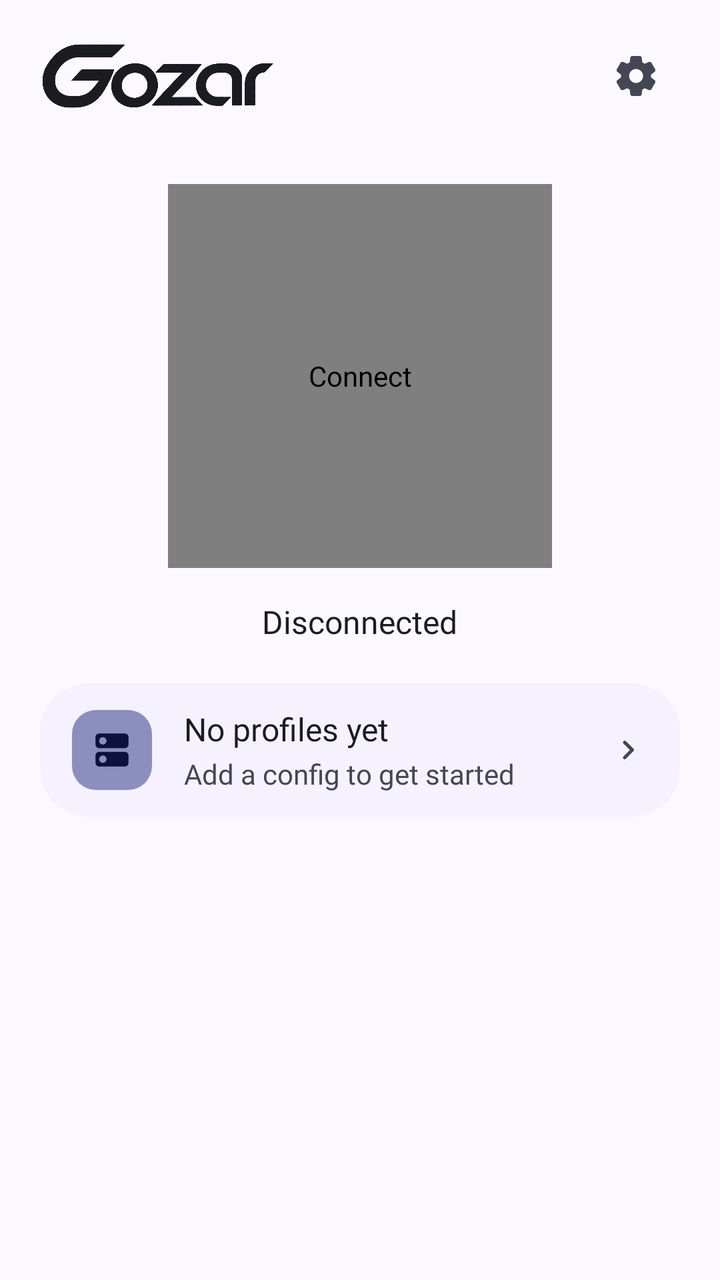
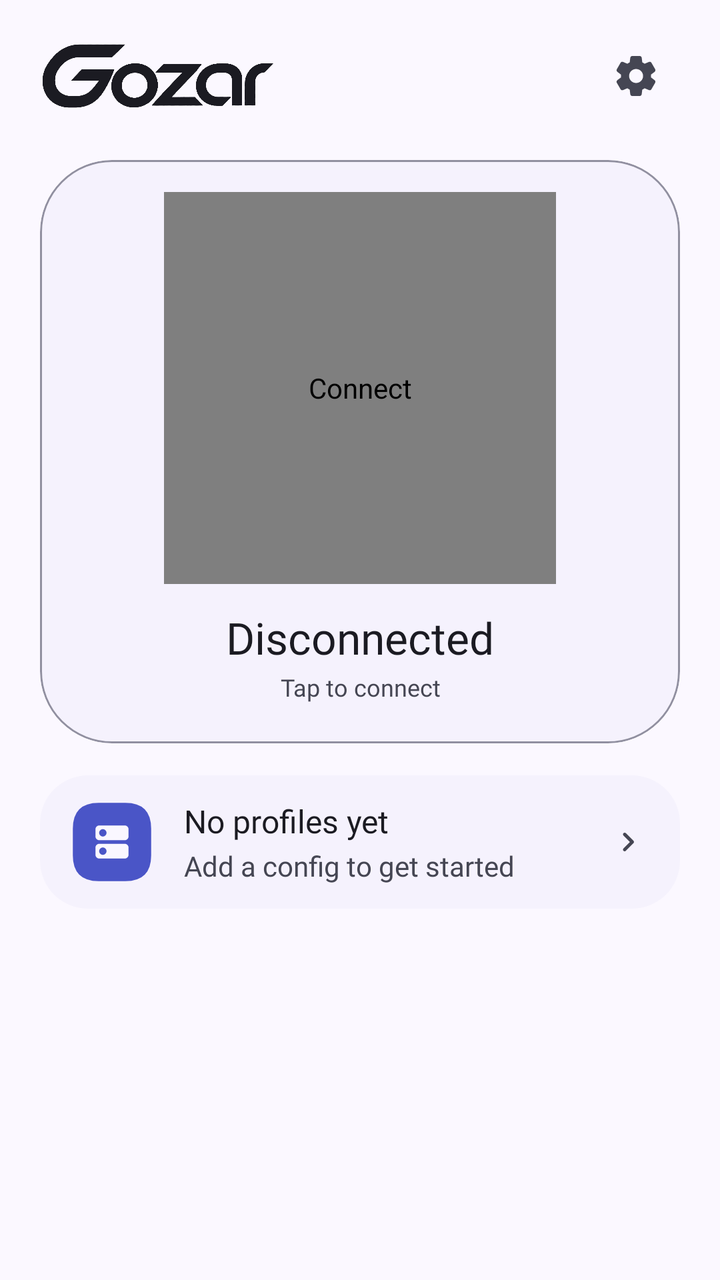

Screens rendered from an Android XML layout before and after an edit, with the pre-edit source and the edit as a unified diff.
<!-- AndroidManifest.xml: application theme AppTheme -->
<!-- res/layout/activity_main.xml -->
<?xml version="1.0" encoding="utf-8"?>
<androidx.core.widget.NestedScrollView xmlns:android="http://schemas.android.com/apk/res/android"
    xmlns:app="http://schemas.android.com/apk/res-auto"
    android:layout_width="match_parent"
    android:layout_height="match_parent"
    android:clipToPadding="false"
    android:fillViewport="true"
    android:scrollbars="none">

    <LinearLayout
        android:layout_width="match_parent"
        android:layout_height="wrap_content"
        android:gravity="center_horizontal"
        android:orientation="vertical"
        android:paddingStart="@dimen/screen_gutter"
        android:paddingTop="@dimen/sp_s"
        android:paddingEnd="@dimen/screen_gutter"
        android:paddingBottom="@dimen/sp_xxl">

        <LinearLayout
            android:layout_width="match_parent"
            android:layout_height="60dp"
            android:gravity="center_vertical"
            android:orientation="horizontal">

            <ImageView
                android:layout_width="wrap_content"
                android:layout_height="@dimen/logo_height"
                android:adjustViewBounds="true"
                android:contentDescription="@string/app_name"
                android:scaleType="fitStart"
                android:src="@drawable/logo"
                app:tint="?attr/colorOnSurface" />

            <View
                android:layout_width="0dp"
                android:layout_height="1dp"
                android:layout_weight="1" />

            <ImageView
                android:id="@+id/btnSettingsTop"
                android:layout_width="@dimen/icon_action"
                android:layout_height="@dimen/icon_action"
                android:background="?attr/selectableItemBackgroundBorderless"
                android:contentDescription="@string/settings"
                android:padding="10dp"
                android:src="@drawable/ic_settings"
                app:tint="?attr/colorOnSurfaceVariant" />
        </LinearLayout>

        <com.gozarwg.ConnectControl
            android:id="@+id/connectButton"
            android:layout_width="192dp"
            android:layout_height="192dp"
            android:layout_marginTop="24dp"
            android:background="?attr/selectableItemBackgroundBorderless"
            android:contentDescription="@string/connect" />

        <TextView
            android:id="@+id/tvStatus"
            android:layout_width="wrap_content"
            android:layout_height="wrap_content"
            android:layout_marginTop="@dimen/sp_l"
            android:gravity="center"
            android:text="@string/status_off"
            android:textAppearance="@style/TextAppearance.Gozar.TitleMedium"
            android:textColor="?attr/colorOnSurface" />

        <LinearLayout
            android:id="@+id/connectionInfo"
            android:layout_width="match_parent"
            android:layout_height="wrap_content"
            android:layout_marginTop="@dimen/sp_xl"
            android:gravity="center_horizontal"
            android:orientation="vertical"
            android:visibility="gone">

            <LinearLayout
                android:layout_width="wrap_content"
                android:layout_height="wrap_content"
                android:gravity="center_vertical"
                android:orientation="horizontal">

                <ImageView
                    android:id="@+id/ivFlag"
                    android:layout_width="38dp"
                    android:layout_height="26dp"
                    android:adjustViewBounds="true"
                    android:contentDescription="@string/location"
                    android:scaleType="fitCenter"
                    android:src="@drawable/flag_ir"
                    android:visibility="gone" />

                <TextView
                    android:id="@+id/tvFlag"
                    android:layout_width="wrap_content"
                    android:layout_height="wrap_content"
                    android:includeFontPadding="false"
                    android:textAppearance="@style/TextAppearance.Gozar.TitleLarge" />

                <TextView
                    android:id="@+id/tvIp"
                    android:layout_width="wrap_content"
                    android:layout_height="wrap_content"
                    android:layout_marginStart="@dimen/sp_s"
                    android:includeFontPadding="false"
                    android:maxLines="1"
                    android:textAppearance="@style/TextAppearance.Gozar.TitleLarge"
                    android:textColor="?attr/colorOnSurface"
                    android:textDirection="ltr" />
            </LinearLayout>

            <TextView
                android:id="@+id/tvProvider"
                android:layout_width="match_parent"
                android:layout_height="wrap_content"
                android:layout_marginTop="@dimen/sp_s"
                android:gravity="center"
                android:maxLines="2"
                android:textAppearance="@style/TextAppearance.Gozar.BodyMedium"
                android:textColor="?attr/colorOnSurfaceVariant" />
        </LinearLayout>

        <LinearLayout
            android:id="@+id/statsRow"
            android:layout_width="match_parent"
            android:layout_height="wrap_content"
            android:layout_marginTop="@dimen/sp_xl"
            android:orientation="horizontal"
            android:visibility="gone">

            <LinearLayout
                android:layout_width="0dp"
                android:layout_height="wrap_content"
                android:layout_weight="1"
                android:gravity="center_horizontal"
                android:orientation="vertical">

                <ImageView
                    android:layout_width="52dp"
                    android:layout_height="52dp"
                    android:background="@drawable/frame_clover"
                    android:backgroundTint="@color/tile_container"
                    android:contentDescription="@string/download"
                    android:padding="13dp"
                    android:src="@drawable/ic_down"
                    app:tint="@color/tile_on_container" />

                <TextView
                    android:id="@+id/tvDown"
                    android:layout_width="match_parent"
                    android:layout_height="wrap_content"
                    android:layout_marginTop="@dimen/sp_s"
                    android:gravity="center"
                    android:maxLines="1"
                    android:text="0 B/s"
                    android:textAppearance="@style/TextAppearance.Gozar.TitleSmall"
                    android:textColor="?attr/colorOnSurface"
                    android:textDirection="ltr" />

                <TextView
                    android:layout_width="match_parent"
                    android:layout_height="wrap_content"
                    android:gravity="center"
                    android:maxLines="1"
                    android:text="@string/download"
                    android:textAppearance="@style/TextAppearance.Gozar.LabelSmall"
                    android:textColor="?attr/colorOnSurfaceVariant" />
            </LinearLayout>

            <LinearLayout
                android:layout_width="0dp"
                android:layout_height="wrap_content"
                android:layout_weight="1"
                android:gravity="center_horizontal"
                android:orientation="vertical">

                <ImageView
                    android:layout_width="52dp"
                    android:layout_height="52dp"
                    android:background="@drawable/frame_burst"
                    android:backgroundTint="@color/tile_container"
                    android:contentDescription="@string/upload"
                    android:padding="13dp"
                    android:src="@drawable/ic_up"
                    app:tint="@color/tile_on_container" />

                <TextView
                    android:id="@+id/tvUp"
                    android:layout_width="match_parent"
                    android:layout_height="wrap_content"
                    android:layout_marginTop="@dimen/sp_s"
                    android:gravity="center"
                    android:maxLines="1"
                    android:text="0 B/s"
                    android:textAppearance="@style/TextAppearance.Gozar.TitleSmall"
                    android:textColor="?attr/colorOnSurface"
                    android:textDirection="ltr" />

                <TextView
                    android:layout_width="match_parent"
                    android:layout_height="wrap_content"
                    android:gravity="center"
                    android:maxLines="1"
                    android:text="@string/upload"
                    android:textAppearance="@style/TextAppearance.Gozar.LabelSmall"
                    android:textColor="?attr/colorOnSurfaceVariant" />
            </LinearLayout>

            <LinearLayout
                android:layout_width="0dp"
                android:layout_height="wrap_content"
                android:layout_weight="1"
                android:gravity="center_horizontal"
                android:orientation="vertical">

                <ImageView
                    android:layout_width="52dp"
                    android:layout_height="52dp"
                    android:background="@drawable/frame_puff"
                    android:backgroundTint="@color/tile_container"
                    android:contentDescription="@string/total"
                    android:padding="13dp"
                    android:src="@drawable/ic_data"
                    app:tint="@color/tile_on_container" />

                <TextView
                    android:id="@+id/tvTotal"
                    android:layout_width="match_parent"
                    android:layout_height="wrap_content"
                    android:layout_marginTop="@dimen/sp_s"
                    android:gravity="center"
                    android:maxLines="1"
                    android:text="0 B"
                    android:textAppearance="@style/TextAppearance.Gozar.TitleSmall"
                    android:textColor="?attr/colorOnSurface"
                    android:textDirection="ltr" />

                <TextView
                    android:layout_width="match_parent"
                    android:layout_height="wrap_content"
                    android:gravity="center"
                    android:maxLines="1"
                    android:text="@string/total"
                    android:textAppearance="@style/TextAppearance.Gozar.LabelSmall"
                    android:textColor="?attr/colorOnSurfaceVariant" />
            </LinearLayout>

            <LinearLayout
                android:layout_width="0dp"
                android:layout_height="wrap_content"
                android:layout_weight="1"
                android:gravity="center_horizontal"
                android:orientation="vertical">

                <ImageView
                    android:layout_width="52dp"
                    android:layout_height="52dp"
                    android:background="@drawable/frame_flower"
                    android:backgroundTint="@color/tile_container"
                    android:contentDescription="@string/handshake"
                    android:padding="13dp"
                    android:src="@drawable/ic_sync"
                    app:tint="@color/tile_on_container" />

                <TextView
                    android:id="@+id/tvHandshake"
                    android:layout_width="match_parent"
                    android:layout_height="wrap_content"
                    android:layout_marginTop="@dimen/sp_s"
                    android:gravity="center"
                    android:maxLines="1"
                    android:text="@string/now"
                    android:textAppearance="@style/TextAppearance.Gozar.TitleSmall"
                    android:textColor="?attr/colorOnSurface" />

                <TextView
                    android:layout_width="match_parent"
                    android:layout_height="wrap_content"
                    android:gravity="center"
                    android:maxLines="2"
                    android:text="@string/hs_short"
                    android:textAppearance="@style/TextAppearance.Gozar.LabelSmall"
                    android:textColor="?attr/colorOnSurfaceVariant" />
            </LinearLayout>
        </LinearLayout>

        <LinearLayout
            android:id="@+id/profileCard"
            style="@style/Gozar.Row"
            android:layout_marginTop="@dimen/sp_xl">

            <ImageView
                android:id="@+id/profileTile"
                style="@style/Gozar.Tile"
                android:background="@drawable/tile"
                android:backgroundTint="?attr/colorSecondaryContainer"
                android:contentDescription="@string/select_profile"
                android:src="@drawable/ic_dns"
                app:tint="?attr/colorOnSecondaryContainer" />

            <LinearLayout style="@style/Gozar.Row.Text">

                <TextView
                    android:id="@+id/tvCurrentName"
                    style="@style/Gozar.Row.Title"
                    android:ellipsize="end"
                    android:maxLines="1"
                    android:text="@string/empty_title" />

                <TextView
                    android:id="@+id/tvCurrentMeta"
                    style="@style/Gozar.Row.Subtitle"
                    android:maxLines="1"
                    android:text="@string/empty_desc" />
            </LinearLayout>

            <ImageView
                style="@style/Gozar.Row.Chevron"
                android:contentDescription="@string/select_profile" />
        </LinearLayout>

    </LinearLayout>
</androidx.core.widget.NestedScrollView>
<!-- resources referenced by this layout -->
<resources>
  <color name="tile_container">#4A55C7</color>
  <color name="tile_on_container">#FAF7FF</color>
  <dimen name="icon_action">44dp</dimen>
  <dimen name="logo_height">34dp</dimen>
  <dimen name="screen_gutter">20dp</dimen>
  <dimen name="sp_l">16dp</dimen>
  <dimen name="sp_s">8dp</dimen>
  <dimen name="sp_xl">20dp</dimen>
  <dimen name="sp_xxl">24dp</dimen>
  <string name="app_name">GozarWG</string>
  <string name="connect">Connect</string>
  <string name="download">Download</string>
  <string name="empty_desc">Add a config to get started</string>
  <string name="empty_title">No profiles yet</string>
  <string name="handshake">Last handshake</string>
  <string name="hs_short">Handshake</string>
  <string name="location">Location</string>
  <string name="now">now</string>
  <string name="select_profile">Choose a profile</string>
  <string name="settings">Settings</string>
  <string name="status_off">Disconnected</string>
  <string name="total">Total</string>
  <string name="upload">Upload</string>
  <dimen name="tile_radius">12dp</dimen>
  <color name="m3_secondary_container">#8B8EBE</color>
  <dimen name="row_gap">8dp</dimen>
  <dimen name="row_height">64dp</dimen>
  <dimen name="row_pad_start">16dp</dimen>
  <dimen name="row_pad_end">16dp</dimen>
  <dimen name="sp_m">12dp</dimen>
  <dimen name="tile_size">40dp</dimen>
  <color name="m3_primary">#2F3AAD</color>
  <color name="m3_on_primary">#FFFFFF</color>
  <color name="m3_primary_container">#4A55C7</color>
  <color name="m3_on_primary_container">#FAF7FF</color>
  <color name="m3_inverse_primary">#BDC2FF</color>
  <color name="m3_secondary">#424671</color>
  <color name="m3_on_secondary">#FFFFFF</color>
  <color name="m3_on_secondary_container">#0D113B</color>
  <color name="m3_tertiary">#7F3000</color>
  <color name="m3_on_tertiary">#FFFFFF</color>
  <color name="m3_tertiary_container">#A74201</color>
  <color name="m3_on_tertiary_container">#FFF7F5</color>
  <color name="m3_error">#98000A</color>
  <color name="m3_on_error">#FFFFFF</color>
  <color name="m3_error_container">#FF574B</color>
  <color name="m3_on_error_container">#360001</color>
  <color name="m3_surface">#FBF8FF</color>
  <color name="m3_on_surface">#1B1B22</color>
  <color name="m3_surface_variant">#E2E1F2</color>
  <color name="m3_on_surface_variant">#454653</color>
  <color name="m3_surface_container_lowest">#FFFFFF</color>
  <color name="m3_surface_container_low">#F5F2FD</color>
  <color name="m3_surface_container">#ECEAF4</color>
  <color name="m3_surface_container_high">#E3E1EB</color>
  <color name="m3_surface_container_highest">#DBD9E3</color>
  <color name="m3_surface_bright">#FBF8FF</color>
  <color name="m3_surface_dim">#D1CFD9</color>
  <color name="m3_inverse_surface">#303037</color>
  <color name="m3_inverse_on_surface">#F2EFFA</color>
  <color name="m3_outline">#636372</color>
  <color name="m3_outline_variant">#9190A0</color>
  <color name="m3_ripple">#12000000</color>
  <style name="ShapeAppearance.Gozar.Small" parent="">
          <item name="cornerFamily">rounded</item>
          <item name="cornerSize">12dp</item>
      </style>
  <style name="ShapeAppearance.Gozar.Medium" parent="">
          <item name="cornerFamily">rounded</item>
          <item name="cornerSize">16dp</item>
      </style>
  <style name="ShapeAppearance.Gozar.Large" parent="">
          <item name="cornerFamily">rounded</item>
          <item name="cornerSize">24dp</item>
      </style>
  <!-- unchanged entries left out for length: 46 -->
</resources>

<!-- the commit's change to res/layout/activity_main.xml (unified diff, before → after) -->
@@ -10,7 +10,6 @@
     <LinearLayout
         android:layout_width="match_parent"
         android:layout_height="wrap_content"
-        android:gravity="center_horizontal"
         android:orientation="vertical"
         android:paddingStart="@dimen/screen_gutter"
         android:paddingTop="@dimen/sp_s"
@@ -48,84 +47,152 @@
                 app:tint="?attr/colorOnSurfaceVariant" />
         </LinearLayout>
 
-        <com.gozarwg.ConnectControl
-            android:id="@+id/connectButton"
-            android:layout_width="192dp"
-            android:layout_height="192dp"
-            android:layout_marginTop="24dp"
-            android:background="?attr/selectableItemBackgroundBorderless"
-            android:contentDescription="@string/connect" />
-
-        <TextView
-            android:id="@+id/tvStatus"
-            android:layout_width="wrap_content"
-            android:layout_height="wrap_content"
-            android:layout_marginTop="@dimen/sp_l"
-            android:gravity="center"
-            android:text="@string/status_off"
-            android:textAppearance="@style/TextAppearance.Gozar.TitleMedium"
-            android:textColor="?attr/colorOnSurface" />
-
-        <LinearLayout
-            android:id="@+id/connectionInfo"
+        <com.google.android.material.card.MaterialCardView
+            android:id="@+id/connectionPanel"
             android:layout_width="match_parent"
             android:layout_height="wrap_content"
-            android:layout_marginTop="@dimen/sp_xl"
-            android:gravity="center_horizontal"
-            android:orientation="vertical"
-            android:visibility="gone">
-
-            <LinearLayout
-                android:layout_width="wrap_content"
-                android:layout_height="wrap_content"
-                android:gravity="center_vertical"
-                android:orientation="horizontal">
-
-                <ImageView
-                    android:id="@+id/ivFlag"
-                    android:layout_width="38dp"
-                    android:layout_height="26dp"
-                    android:adjustViewBounds="true"
-                    android:contentDescription="@string/location"
-                    android:scaleType="fitCenter"
-                    android:src="@drawable/flag_ir"
-                    android:visibility="gone" />
-
-                <TextView
-                    android:id="@+id/tvFlag"
+            android:layout_marginTop="@dimen/sp_m"
+            app:cardBackgroundColor="?attr/colorSurfaceContainerLow"
+            app:cardCornerRadius="36dp"
+            app:cardElevation="0dp"
+            app:strokeColor="?attr/colorOutlineVariant"
+            app:strokeWidth="1dp">
+
+            <LinearLayout
+                android:layout_width="match_parent"
+                android:layout_height="wrap_content"
+                android:gravity="center_horizontal"
+                android:orientation="vertical"
+                android:paddingStart="@dimen/sp_l"
+                android:paddingTop="@dimen/sp_l"
+                android:paddingEnd="@dimen/sp_l"
+                android:paddingBottom="@dimen/sp_xl">
+
+                <com.gozarwg.ConnectControl
+                    android:id="@+id/connectButton"
+                    android:layout_width="196dp"
+                    android:layout_height="196dp"
+                    android:background="?attr/selectableItemBackgroundBorderless"
+                    android:contentDescription="@string/connect" />
+
+                <TextView
+                    android:id="@+id/tvStatus"
                     android:layout_width="wrap_content"
                     android:layout_height="wrap_content"
-                    android:includeFontPadding="false"
-                    android:textAppearance="@style/TextAppearance.Gozar.TitleLarge" />
-
-                <TextView
-                    android:id="@+id/tvIp"
+                    android:layout_marginTop="@dimen/sp_m"
+                    android:gravity="center"
+                    android:text="@string/status_off"
+                    android:textAppearance="@style/TextAppearance.Gozar.TitleLarge"
+                    android:textColor="?attr/colorOnSurface" />
+
+                <TextView
+                    android:id="@+id/tvAction"
                     android:layout_width="wrap_content"
                     android:layout_height="wrap_content"
-                    android:layout_marginStart="@dimen/sp_s"
-                    android:includeFontPadding="false"
-                    android:maxLines="1"
-                    android:textAppearance="@style/TextAppearance.Gozar.TitleLarge"
-                    android:textColor="?attr/colorOnSurface"
-                    android:textDirection="ltr" />
-            </LinearLayout>
-
-            <TextView
-                android:id="@+id/tvProvider"
-                android:layout_width="match_parent"
-                android:layout_height="wrap_content"
-                android:layout_marginTop="@dimen/sp_s"
-                android:gravity="center"
-                android:maxLines="2"
-                android:textAppearance="@style/TextAppearance.Gozar.BodyMedium"
-                android:textColor="?attr/colorOnSurfaceVariant" />
+                    android:layout_marginTop="2dp"
+                    android:gravity="center"
+                    android:text="@string/tap_connect"
+                    android:textAppearance="@style/TextAppearance.Gozar.BodySmall"
+                    android:textColor="?attr/colorOnSurfaceVariant" />
+
+                <LinearLayout
+                    android:id="@+id/connectionInfo"
+                    android:layout_width="match_parent"
+                    android:layout_height="wrap_content"
+                    android:layout_marginTop="@dimen/sp_l"
+                    android:gravity="center_horizontal"
+                    android:orientation="vertical"
+                    android:visibility="gone">
+
+                    <LinearLayout
+                        android:layout_width="wrap_content"
+                        android:layout_height="wrap_content"
+                        android:gravity="center_vertical"
+                        android:orientation="horizontal">
+
+                        <ImageView
+                            android:id="@+id/ivFlag"
+                            android:layout_width="34dp"
+                            android:layout_height="23dp"
+                            android:adjustViewBounds="true"
+                            android:contentDescription="@string/location"
+                            android:scaleType="fitCenter"
+                            android:src="@drawable/flag_ir"
+                            android:visibility="gone" />
+
+                        <TextView
+                            android:id="@+id/tvFlag"
+                            android:layout_width="wrap_content"
+                            android:layout_height="wrap_content"
+                            android:includeFontPadding="false"
+                            android:textAppearance="@style/TextAppearance.Gozar.TitleMedium" />
+
+                        <TextView
+                            android:id="@+id/tvIp"
+                            android:layout_width="wrap_content"
+                            android:layout_height="wrap_content"
+                            android:layout_marginStart="@dimen/sp_s"
+                            android:includeFontPadding="false"
+                            android:maxLines="1"
+                            android:textAppearance="@style/TextAppearance.Gozar.TitleMedium"
+                            android:textColor="?attr/colorOnSurface"
+                            android:textDirection="ltr" />
+                    </LinearLayout>
+
+                    <TextView
+                        android:id="@+id/tvProvider"
+                        android:layout_width="match_parent"
+                        android:layout_height="wrap_content"
+                        android:layout_marginTop="4dp"
+                        android:ellipsize="end"
+                        android:gravity="center"
+                        android:maxLines="1"
+                        android:textAppearance="@style/TextAppearance.Gozar.BodySmall"
+                        android:textColor="?attr/colorOnSurfaceVariant" />
+                </LinearLayout>
+            </LinearLayout>
+        </com.google.android.material.card.MaterialCardView>
+
+        <LinearLayout
+            android:id="@+id/profileCard"
+            style="@style/Gozar.Row"
+            android:layout_marginTop="@dimen/sp_l">
+
+            <ImageView
+                android:id="@+id/profileTile"
+                style="@style/Gozar.Tile"
+                android:background="@drawable/frame_squircle"
+                android:backgroundTint="@color/tile_container"
+                android:contentDescription="@string/select_profile"
+                android:src="@drawable/ic_dns"
+                app:tint="@color/tile_on_container" />
+
+            <LinearLayout style="@style/Gozar.Row.Text">
+
+                <TextView
+                    android:id="@+id/tvCurrentName"
+                    style="@style/Gozar.Row.Title"
+                    android:ellipsize="end"
+                    android:maxLines="1"
+                    android:text="@string/empty_title" />
+
+                <TextView
+                    android:id="@+id/tvCurrentMeta"
+                    style="@style/Gozar.Row.Subtitle"
+                    android:maxLines="1"
+                    android:text="@string/empty_desc" />
+            </LinearLayout>
+
+            <ImageView
+                style="@style/Gozar.Row.Chevron"
+                android:contentDescription="@string/select_profile" />
         </LinearLayout>
 
         <LinearLayout
             android:id="@+id/statsRow"
             android:layout_width="match_parent"
             android:layout_height="wrap_content"
-            android:layout_marginTop="@dimen/sp_xl"
+            android:layout_marginTop="@dimen/sp_l"
             android:orientation="horizontal"
             android:visibility="gone">
 
@@ -284,41 +351,5 @@
                     android:textColor="?attr/colorOnSurfaceVariant" />
             </LinearLayout>
         </LinearLayout>
-
-        <LinearLayout
-            android:id="@+id/profileCard"
-            style="@style/Gozar.Row"
-            android:layout_marginTop="@dimen/sp_xl">
-
-            <ImageView
-                android:id="@+id/profileTile"
-                style="@style/Gozar.Tile"
-                android:background="@drawable/tile"
-                android:backgroundTint="?attr/colorSecondaryContainer"
-                android:contentDescription="@string/select_profile"
-                android:src="@drawable/ic_dns"
-                app:tint="?attr/colorOnSecondaryContainer" />
-
-            <LinearLayout style="@style/Gozar.Row.Text">
-
-                <TextView
-                    android:id="@+id/tvCurrentName"
-                    style="@style/Gozar.Row.Title"
-                    android:ellipsize="end"
-                    android:maxLines="1"
-                    android:text="@string/empty_title" />
-
-                <TextView
-                    android:id="@+id/tvCurrentMeta"
-                    style="@style/Gozar.Row.Subtitle"
-                    android:maxLines="1"
-                    android:text="@string/empty_desc" />
-            </LinearLayout>
-
-            <ImageView
-                style="@style/Gozar.Row.Chevron"
-                android:contentDescription="@string/select_profile" />
-        </LinearLayout>
-
     </LinearLayout>
 </androidx.core.widget.NestedScrollView>
<!-- resource entries referenced after the edit -->
@@ -9,6 +9,17 @@
   <dimen name="sp_s">8dp</dimen>
   <dimen name="sp_xl">20dp</dimen>
   <dimen name="sp_xxl">24dp</dimen>
+  <!-- drawable frame_squircle (drawable) -->
+  <?xml version="1.0" encoding="utf-8"?>
+  <vector xmlns:android="http://schemas.android.com/apk/res/android"
+      android:width="48dp"
+      android:height="48dp"
+      android:viewportWidth="48"
+      android:viewportHeight="48">
+    <path
+        android:fillColor="#FFFFFFFF"
+        android:pathData="M16,0.5L32,0.5Q47.5,0.5 47.5,16L47.5,32Q47.5,47.5 32,47.5L16,47.5Q0.5,47.5 0.5,32L0.5,16Q0.5,0.5 16,0.5Z" />
+  </vector>
   <string name="app_name">GozarWG</string>
   <string name="connect">Connect</string>
   <string name="download">Download</string>
@@ -21,6 +32,7 @@
   <string name="select_profile">Choose a profile</string>
   <string name="settings">Settings</string>
   <string name="status_off">Disconnected</string>
+  <string name="tap_connect">Tap to connect</string>
   <string name="total">Total</string>
   <string name="upload">Upload</string>
   <dimen name="tile_radius">12dp</dimen>
